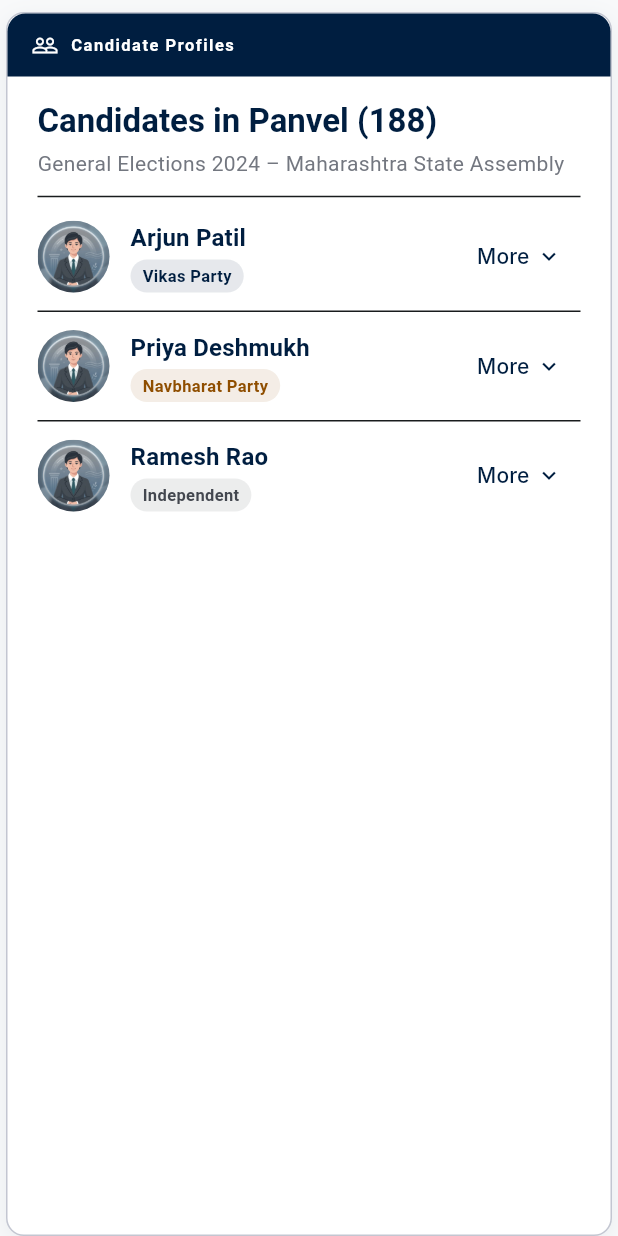
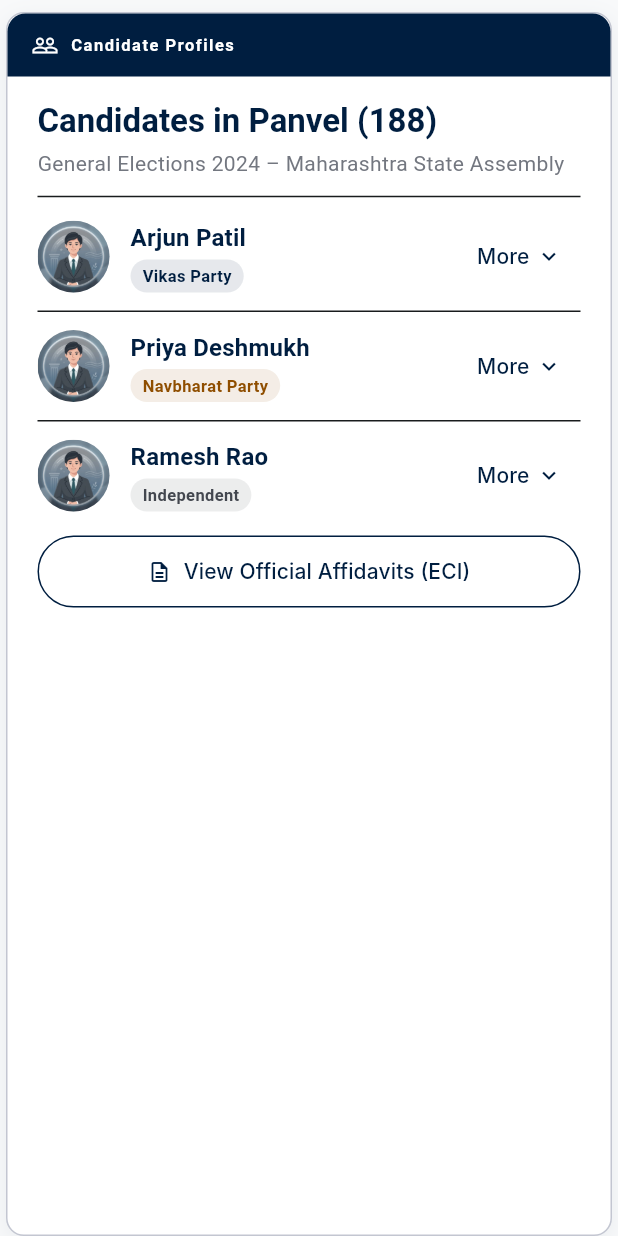
Before and after one commit to Saip2503/Election_Assitant, a Flutter app: the CandidateCard widget shown alone on an empty page, opened directly, on a phone screen of 412 x 824 dp. Run offline on Flutter 3.47's test engine with Material 3 defaults, Android fonts, the phone set to English and light mode, and no system bars; our stand-ins replace flutter_riverpod, go_router, google_maps_flutter, google_sign_in, shared_preferences; missing offline and left inert: pointer_interceptor; accounts and stored records are empty; network calls fail; Roboto replaces fonts that are missing (Inter, Public Sans).

```diff
--- a/frontend/lib/providers/chat_provider.dart
+++ b/frontend/lib/providers/chat_provider.dart
@@ -134,6 +134,11 @@ const _localIntents = <String, Map<String, dynamic>>{
     'intent': 'form8',
     'payload': null,
   },
+  'official links': {
+    'key': 'intent_official_links',
+    'intent': 'official_links',
+    'payload': null,
+  },
 };
 
 // ── Notifier ──────────────────────────────────────────────────────────────────
--- /dev/null
+++ b/frontend/lib/services/external_links_service.dart
@@ -0,0 +1,48 @@
+import 'package:url_launcher/url_launcher.dart';
+
+class ExternalLinksService {
+  // General ECI & Govt Links
+  static const String eciMain = 'https://eci.gov.in/';
+  static const String govtMaharashtra = 'https://maharashtra.gov.in/';
+  static const String secMaharashtra = 'https://mahasec.maharashtra.gov.in/';
+  static const String nvsp = 'https://nvsp.in/';
+  static const String voterPortal = 'https://voters.eci.gov.in/';
+  static const String sveep = 'https://ecisveep.nic.in/';
+  static const String downloadEepic = 'https://voters.eci.gov.in/';
+  static const String voterSearch = 'https://electoralsearch.eci.gov.in/';
+  static const String pdfElectoralRoll = 'https://voters.eci.gov.in/download-eroll?stateCode=S13';
+  static const String pollingStationSearch = 'https://electoralsearch.eci.gov.in/pollingstation';
+  static const String complaintRegistration = 'https://eci-citizenservices.eci.nic.in/';
+  static const String candidateAffidavit = 'https://affidavit.eci.gov.in/';
+  static const String politicalPartyRegistration = 'https://www.eci.gov.in/political-party-registration';
+  static const String evmInfo = 'https://eci.gov.in/evm/';
+  static const String mccInfo = 'https://eci.gov.in/mcc/';
+  static const String electionLaws = 'https://www.eci.gov.in/election-laws';
+  static const String eciPublications = 'https://www.eci.gov.in/eci-publication';
+  static const String modelChecklist = 'https://www.eci.gov.in/modal-check-list';
+  static const String eciImportantInstructions = 'https://www.eci.gov.in/important-instructions/';
+  static const String eciJudicialReferences = 'https://eci.gov.in/judicial-reference/';
+  static const String vacancyPosition = 'https://ceoelection.maharashtra.gov.in/ceodashboard/';
+  static const String resultsPortal = 'https://results.eci.gov.in/';
+
+  // Specific Voter Portal Links
+  static const String voterSignup = 'https://voters.eci.gov.in/signup';
+  static const String voterLogin = 'https://voters.eci.gov.in/login';
+  static const String form6NewVoter = 'https://voters.eci.gov.in/';
+  static const String form8Correction = 'https://voters.eci.gov.in/';
+  static const String form6BAadhaarLink = 'https://voters.eci.gov.in/';
+  static const String trackApplication = 'https://voters.eci.gov.in/';
+
+  // Results Portal specific
+  static const String liveResults = 'https://results.eci.gov.in/';
+  static const String partyWiseTrends = 'https://results.eci.gov.in/';
+  static const String constituencyResults = 'https://results.eci.gov.in/';
+
+  /// Launches the given [url] in the default browser.
+  static Future<void> launchURL(String url) async {
+    final Uri uri = Uri.parse(url);
+    if (!await launchUrl(uri, mode: LaunchMode.externalApplication)) {
+      throw Exception('Could not launch $url');
+    }
+  }
+}
--- a/frontend/lib/services/l10n_service.dart
+++ b/frontend/lib/services/l10n_service.dart
@@ -148,6 +148,8 @@ class L10nService {
       'previous': 'Previous',
       'next_step': 'Next Step',
       'got_it': 'Got It!',
+      'official_links': 'Official Election Links',
+      'intent_official_links': 'Here is the complete directory of official Election Commission and Government portals.',
     },
     'hi': {
       'app_title': 'चुनाव दोस्त',
@@ -294,6 +296,8 @@ class L10nService {
       'previous': 'पिछला',
       'next_step': 'अगला चरण',
       'got_it': 'समझ गया!',
+      'official_links': 'आधिकारिक चुनाव लिंक',
+      'intent_official_links': 'यहाँ चुनाव आयोग और सरकारी पोर्टलों की पूरी निर्देशिका है।',
     },
     'te': {
       'app_title': 'ఎన్నికల దోస్త్',
@@ -441,6 +445,8 @@ class L10nService {
       'previous': 'మునుపటి',
       'next_step': 'తదుపరి దశ',
       'got_it': 'అర్థమైంది!',
+      'official_links': 'అధికారిక ఎన్నికల లింకులు',
+      'intent_official_links': 'ఎన్నికల సంఘం మరియు ప్రభుత్వ పోర్టల్‌ల పూర్తి డైరెక్టరీ ఇక్కడ ఉంది.',
     },
   };
 
--- a/frontend/lib/widgets/booth_finder_card.dart
+++ b/frontend/lib/widgets/booth_finder_card.dart
@@ -4,6 +4,7 @@ import 'package:pointer_interceptor/pointer_interceptor.dart';
 import '../theme/civic_pulse_theme.dart';
 import 'package:flutter_riverpod/flutter_riverpod.dart';
 import '../services/l10n_service.dart';
+import '../services/external_links_service.dart';
 import 'shared_card_shell.dart';
 
 class BoothFinderCard extends ConsumerStatefulWidget {
@@ -426,7 +427,7 @@ class _BoothResult extends StatelessWidget {
                 SizedBox(
                   width: double.infinity,
                   child: OutlinedButton.icon(
-                    onPressed: () {},
+                    onPressed: () => ExternalLinksService.launchURL(ExternalLinksService.pollingStationSearch),
                     icon: const Icon(Icons.directions_outlined, size: 16),
                     label: Text(ref.tr('get_directions')),
                     style: OutlinedButton.styleFrom(
--- a/frontend/lib/widgets/candidate_card.dart
+++ b/frontend/lib/widgets/candidate_card.dart
@@ -2,6 +2,7 @@ import 'package:flutter/material.dart';
 import '../theme/civic_pulse_theme.dart';
 import 'package:flutter_riverpod/flutter_riverpod.dart';
 import '../services/l10n_service.dart';
+import '../services/external_links_service.dart';
 import 'shared_card_shell.dart';
 
 class CandidateCard extends ConsumerWidget {
@@ -65,7 +66,8 @@ class CandidateCard extends ConsumerWidget {
       subtitle: ref.tr('candidate_subtitle'),
       child: Column(
         crossAxisAlignment: CrossAxisAlignment.start,
-        children: list.asMap().entries.map((e) {
+        children: [
+          ...list.asMap().entries.map((e) {
             final c = e.value;
             final isLast = e.key == list.length - 1;
             return Column(
@@ -78,6 +80,22 @@ class CandidateCard extends ConsumerWidget {
               ],
             );
           }).toList(),
+          const SizedBox(height: 16),
+          SizedBox(
+            width: double.infinity,
+            child: OutlinedButton.icon(
+              onPressed: () => ExternalLinksService.launchURL(ExternalLinksService.candidateAffidavit),
+              icon: const Icon(Icons.description_outlined, size: 16),
+              label: const Text('View Official Affidavits (ECI)'),
+              style: OutlinedButton.styleFrom(
+                foregroundColor: CivicPulseTheme.primary,
+                side: const BorderSide(color: CivicPulseTheme.primary),
+                shape: RoundedRectangleBorder(borderRadius: BorderRadius.circular(9999)),
+                padding: const EdgeInsets.symmetric(vertical: 14),
+              ),
+            ),
+          ),
+        ],
       ),
     );
   }
--- a/frontend/lib/widgets/chat_bubble.dart
+++ b/frontend/lib/widgets/chat_bubble.dart
@@ -7,6 +7,7 @@ import 'quiz_widget.dart';
 import 'form8_card.dart';
 import 'booth_finder_card.dart';
 import 'candidate_card.dart';
+import 'official_links_card.dart';
 
 class ChatBubble extends StatelessWidget {
   final ChatMessage message;
@@ -139,6 +140,8 @@ class ChatBubble extends StatelessWidget {
           return QuizWidget(questions: message.payload!['questions']);
         }
         return const SizedBox.shrink();
+      case 'official_links':
+        return const OfficialLinksCard();
       default:
         return const SizedBox.shrink();
     }
--- a/frontend/lib/widgets/eligibility_card.dart
+++ b/frontend/lib/widgets/eligibility_card.dart
@@ -5,6 +5,7 @@ import 'package:intl/intl.dart';
 import 'package:flutter_riverpod/flutter_riverpod.dart';
 import '../services/l10n_service.dart';
 import '../theme/civic_pulse_theme.dart';
+import '../services/external_links_service.dart';
 import 'shared_card_shell.dart';
 
 class EligibilityCard extends ConsumerStatefulWidget {
@@ -137,7 +138,7 @@ class _EligibilityCardState extends ConsumerState<EligibilityCard> {
             SizedBox(
               width: double.infinity,
               child: OutlinedButton.icon(
-                onPressed: () {},
+                onPressed: () => ExternalLinksService.launchURL(ExternalLinksService.voterPortal),
                 icon: const Icon(Icons.download_outlined, size: 18),
                 label: Text(ref.tr('download_form6')),
                 style: OutlinedButton.styleFrom(
--- a/frontend/lib/widgets/form8_card.dart
+++ b/frontend/lib/widgets/form8_card.dart
@@ -2,6 +2,7 @@ import 'package:flutter/material.dart';
 import 'package:flutter_riverpod/flutter_riverpod.dart';
 import '../services/l10n_service.dart';
 import '../theme/civic_pulse_theme.dart';
+import '../services/external_links_service.dart';
 import 'shared_card_shell.dart';
 
 class Form8Card extends ConsumerWidget {
@@ -65,7 +66,7 @@ class Form8Card extends ConsumerWidget {
             children: [
               Expanded(
                 child: OutlinedButton.icon(
-                  onPressed: () {},
+                  onPressed: () => ExternalLinksService.launchURL(ExternalLinksService.pdfElectoralRoll),
                   icon: const Icon(Icons.download_outlined, size: 16),
                   label: Text(ref.tr('download_form8')),
                   style: OutlinedButton.styleFrom(
@@ -79,7 +80,7 @@ class Form8Card extends ConsumerWidget {
               const SizedBox(width: 12),
               Expanded(
                 child: FilledButton.icon(
-                  onPressed: () {},
+                  onPressed: () => ExternalLinksService.launchURL(ExternalLinksService.voterPortal),
                   icon: const Icon(Icons.open_in_new, size: 16),
                   label: Text(ref.tr('submit_online')),
                   style: FilledButton.styleFrom(
--- a/frontend/lib/widgets/quick_action_chips.dart
+++ b/frontend/lib/widgets/quick_action_chips.dart
@@ -15,6 +15,7 @@ class QuickActionChips extends StatelessWidget {
       _QuickAction(icon: Icons.quiz_outlined, label: 'Civic Quiz'),
       _QuickAction(icon: Icons.people_outline, label: 'Candidates'),
       _QuickAction(icon: Icons.edit_note_outlined, label: 'Update Info'),
+      _QuickAction(icon: Icons.link_outlined, label: 'Official Links'),
     ];
 
     return Container(
```
Also changed, not shown: frontend/lib/widgets/evm_walkthrough_widget.dart (+13 -0 lines), frontend/lib/widgets/official_links_card.dart (added, +154 -0 lines), frontend/lib/widgets/upcoming_elections_card.dart (+15 -0 lines), frontend/pubspec.yaml (+5 -61 lines). Lines whose indentation alone changed are shown as unchanged.
